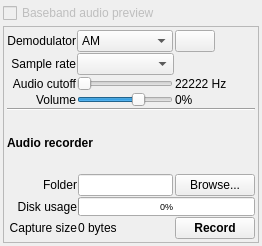
Above: ui/AudioPanel.ui from BatchDrake/SigDigger before the change. Below: the same form after it.
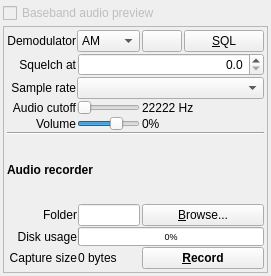
That is the form after the change. Icons and pictures are not drawn.

Commit message: Implement squelch in audio inspector

Patch:
```diff
--- a/ui/AudioPanel.ui
+++ b/ui/AudioPanel.ui
@@ -6,8 +6,8 @@
    <rect>
     <x>0</x>
     <y>0</y>
-    <width>262</width>
-    <height>246</height>
+    <width>271</width>
+    <height>276</height>
    </rect>
   </property>
   <property name="sizePolicy">
@@ -75,7 +75,7 @@
       <property name="spacing">
        <number>1</number>
       </property>
-      <item row="6" column="2">
+      <item row="8" column="2">
        <widget class="QLineEdit" name="savePath">
         <property name="readOnly">
          <bool>true</bool>
@@ -112,21 +112,21 @@
         </item>
        </widget>
       </item>
-      <item row="8" column="2">
+      <item row="10" column="2">
        <widget class="QLabel" name="captureSizeLabel">
         <property name="text">
          <string>0 bytes</string>
         </property>
        </widget>
       </item>
-      <item row="3" column="4">
+      <item row="4" column="4">
        <widget class="QLabel" name="volumeLabel">
         <property name="text">
          <string>0%</string>
         </property>
        </widget>
       </item>
-      <item row="2" column="0">
+      <item row="3" column="0">
        <widget class="QLabel" name="label_2">
         <property name="text">
          <string>Audio cutoff</string>
@@ -136,7 +136,7 @@
         </property>
        </widget>
       </item>
-      <item row="2" column="1" colspan="2">
+      <item row="3" column="1" colspan="2">
        <widget class="QSlider" name="cutoffSlider">
         <property name="orientation">
          <enum>Qt::Horizontal</enum>
@@ -149,7 +149,7 @@
         </property>
        </widget>
       </item>
-      <item row="8" column="0" colspan="2">
+      <item row="10" column="0" colspan="2">
        <widget class="QLabel" name="label_30">
         <property name="text">
          <string>Capture size</string>
@@ -169,7 +169,7 @@
         </property>
        </widget>
       </item>
-      <item row="7" column="0" colspan="2">
+      <item row="9" column="0" colspan="2">
        <widget class="QLabel" name="label_31">
         <property name="text">
          <string>Disk usage</string>
@@ -179,7 +179,7 @@
         </property>
        </widget>
       </item>
-      <item row="3" column="1" colspan="2">
+      <item row="4" column="1" colspan="2">
        <widget class="QSlider" name="volumeSlider">
         <property name="minimum">
          <number>-60</number>
@@ -198,7 +198,7 @@
         </property>
        </widget>
       </item>
-      <item row="6" column="0" colspan="2">
+      <item row="8" column="0" colspan="2">
        <widget class="QLabel" name="label_28">
         <property name="text">
          <string>Folder</string>
@@ -208,7 +208,7 @@
         </property>
        </widget>
       </item>
-      <item row="3" column="0">
+      <item row="4" column="0">
        <widget class="QLabel" name="label_6">
         <property name="text">
          <string>Volume</string>
@@ -218,7 +218,7 @@
         </property>
        </widget>
       </item>
-      <item row="1" column="0">
+      <item row="2" column="0">
        <widget class="QLabel" name="label_4">
         <property name="text">
          <string>Sample rate</string>
@@ -228,7 +228,7 @@
         </property>
        </widget>
       </item>
-      <item row="5" column="0" colspan="5">
+      <item row="7" column="0" colspan="5">
        <widget class="QLabel" name="label_3">
         <property name="font">
          <font>
@@ -241,7 +241,7 @@
         </property>
        </widget>
       </item>
-      <item row="7" column="2" colspan="3">
+      <item row="9" column="2" colspan="3">
        <widget class="QProgressBar" name="diskUsageProgress">
         <property name="styleSheet">
          <string notr="true">font-size: 7pt;</string>
@@ -251,27 +251,34 @@
         </property>
        </widget>
       </item>
-      <item row="6" column="4">
-       <widget class="QPushButton" name="saveButton">
-        <property name="text">
-         <string>Browse...</string>
-        </property>
-       </widget>
-      </item>
       <item row="8" column="4">
+       <widget class="QPushButton" name="saveButton">
+        <property name="text">
+         <string>&amp;Browse...</string>
+        </property>
+       </widget>
+      </item>
+      <item row="6" column="0" colspan="5">
+       <widget class="Line" name="line">
+        <property name="orientation">
+         <enum>Qt::Horizontal</enum>
+        </property>
+       </widget>
+      </item>
+      <item row="10" column="4">
        <widget class="QPushButton" name="recordStartStopButton">
         <property name="styleSheet">
          <string notr="true">font-weight: bold;</string>
         </property>
         <property name="text">
-         <string>Record</string>
+         <string>&amp;Record</string>
         </property>
         <property name="checkable">
          <bool>true</bool>
         </property>
        </widget>
       </item>
-      <item row="2" column="4">
+      <item row="3" column="4">
        <widget class="QLabel" name="cutoffLabel">
         <property name="minimumSize">
          <size>
@@ -284,36 +291,95 @@
         </property>
        </widget>
       </item>
-      <item row="4" column="0" colspan="5">
-       <widget class="Line" name="line">
-        <property name="orientation">
-         <enum>Qt::Horizontal</enum>
-        </property>
-       </widget>
-      </item>
       <item row="0" column="4">
-       <widget class="QPushButton" name="muteButton">
+       <widget class="QWidget" name="widget" native="true">
         <property name="sizePolicy">
          <sizepolicy hsizetype="Fixed" vsizetype="Preferred">
           <horstretch>0</horstretch>
           <verstretch>0</verstretch>
          </sizepolicy>
         </property>
-        <property name="text">
-         <string/>
-        </property>
-        <property name="icon">
-         <iconset resource="../icons/Icons.qrc">
-          <normaloff>:/icons/audio-volume-medium-panel.png</normaloff>:/icons/audio-volume-medium-panel.png</iconset>
-        </property>
-        <property name="checkable">
-         <bool>true</bool>
-        </property>
+        <layout class="QGridLayout" name="gridLayout_3">
+         <property name="leftMargin">
+          <number>0</number>
+         </property>
+         <property name="topMargin">
+          <number>0</number>
+         </property>
+         <property name="rightMargin">
+          <number>0</number>
+         </property>
+         <property name="bottomMargin">
+          <number>0</number>
+         </property>
+         <property name="horizontalSpacing">
+          <number>2</number>
+         </property>
+         <property name="verticalSpacing">
+          <number>0</number>
+         </property>
+         <item row="0" column="0">
+          <widget class="QPushButton" name="muteButton">
+           <property name="sizePolicy">
+            <sizepolicy hsizetype="Fixed" vsizetype="Preferred">
+             <horstretch>0</horstretch>
+             <verstretch>0</verstretch>
+            </sizepolicy>
+           </property>
+           <property name="text">
+            <string/>
+           </property>
+           <property name="icon">
+            <iconset resource="../icons/Icons.qrc">
+             <normaloff>:/icons/audio-volume-medium-panel.png</normaloff>:/icons/audio-volume-medium-panel.png</iconset>
+           </property>
+           <property name="checkable">
+            <bool>true</bool>
+           </property>
+          </widget>
+         </item>
+         <item row="0" column="1">
+          <widget class="QPushButton" name="sqlButton">
+           <property name="sizePolicy">
+            <sizepolicy hsizetype="Fixed" vsizetype="Fixed">
+             <horstretch>0</horstretch>
+             <verstretch>0</verstretch>
+            </sizepolicy>
+           </property>
+           <property name="text">
+            <string>&amp;SQL</string>
+           </property>
+           <property name="checkable">
+            <bool>true</bool>
+           </property>
+          </widget>
+         </item>
+        </layout>
        </widget>
       </item>
-      <item row="1" column="1" colspan="3">
+      <item row="2" column="1" colspan="4">
        <widget class="QComboBox" name="sampleRateCombo"/>
       </item>
+      <item row="1" column="0">
+       <widget class="QLabel" name="label_5">
+        <property name="text">
+         <string>Squelch at</string>
+        </property>
+        <property name="alignment">
+         <set>Qt::AlignRight|Qt::AlignTrailing|Qt::AlignVCenter</set>
+        </property>
+       </widget>
+      </item>
+      <item row="1" column="2" colspan="3">
+       <widget class="QDoubleSpinBox" name="sqlLevelSpin">
+        <property name="alignment">
+         <set>Qt::AlignRight|Qt::AlignTrailing|Qt::AlignVCenter</set>
+        </property>
+        <property name="decimals">
+         <number>1</number>
+        </property>
+       </widget>
+      </item>
      </layout>
     </widget>
    </item>
```
The commit also changes 4 other files.
